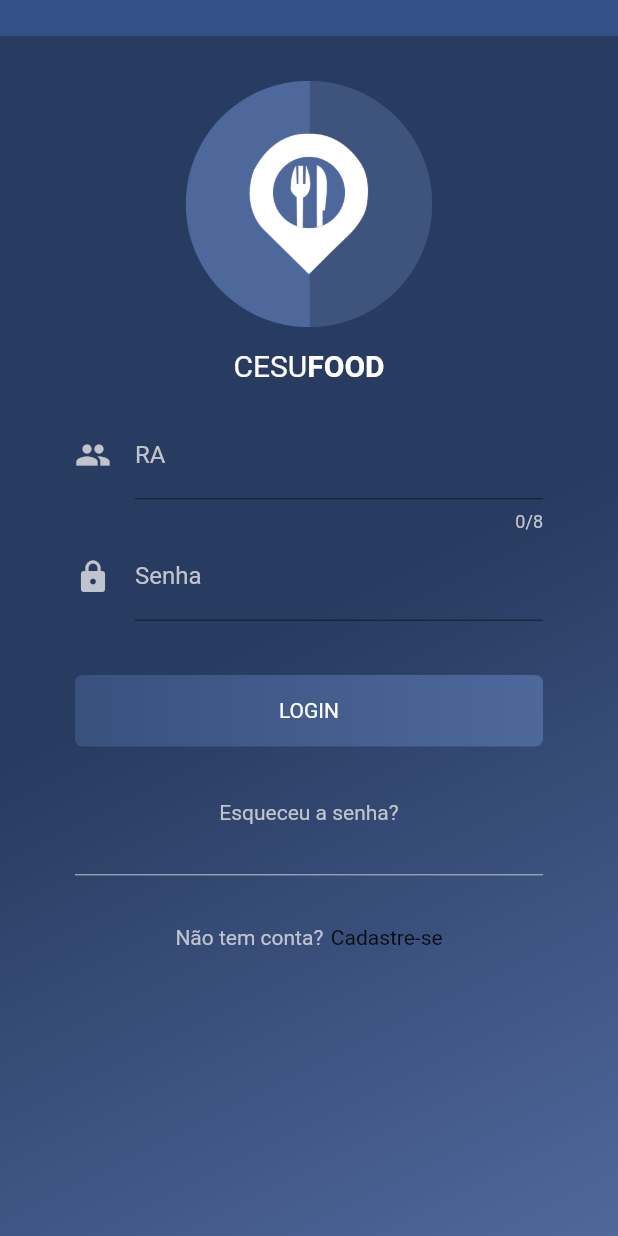
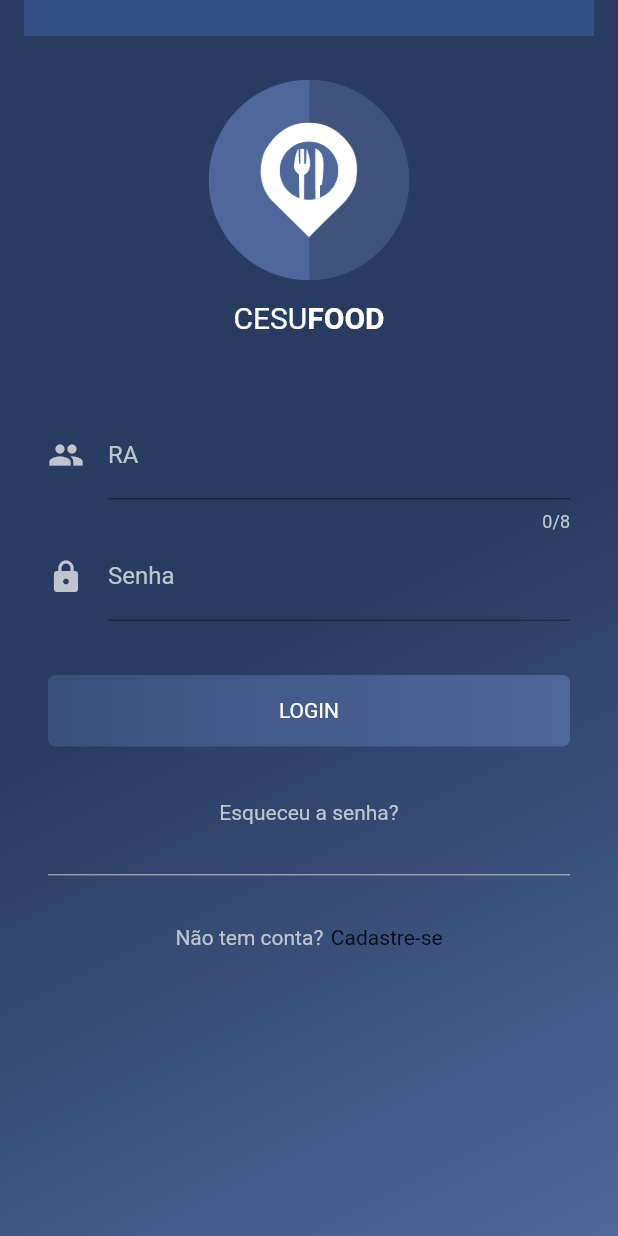
Before and after one commit to louis-kevin/CesufoodApp, a Flutter app: the screen it shows after launch, on a phone screen of 412 x 824 dp. Run offline on Flutter 3.47's test engine with Material 2 defaults, Android fonts, the phone set to English and light mode, and no system bars.

Commit message:
mover a tela com o teclado

```diff
--- a/lib/auth_page.dart
+++ b/lib/auth_page.dart
@@ -11,7 +11,21 @@ class AuthPage extends StatefulWidget {
 class _AuthPageState extends State<AuthPage> {
   @override
   Widget build(BuildContext context) {
-    return new Column(
+    return new Container(
+      height: double.infinity,
+      decoration: new BoxDecoration(
+        gradient: new LinearGradient(
+          begin: Alignment.center,
+          end: Alignment.bottomRight,
+          colors: [
+            new Color(0xFF283B60),
+            new Color(0xFF4F689C),
+          ],
+        ),
+      ),
+      child: new SingleChildScrollView(
+        padding: const EdgeInsets.symmetric(horizontal: 16.0),
+        child: new Column(
           children: <Widget>[
             new Container(
               height: 24.0,
@@ -25,7 +39,11 @@ class _AuthPageState extends State<AuthPage> {
                 children: <Widget>[
                   new Padding(
                     padding: const EdgeInsets.only(
-                    left: 120.0, right: 120.0, top: 26.0, bottom: 10.0),
+                      left: 120.0,
+                      right: 120.0,
+                      top: 26.0,
+                      bottom: 10.0,
+                    ),
                     child: new Logo(),
                   ),
                   new Row(
@@ -37,7 +55,8 @@ class _AuthPageState extends State<AuthPage> {
                           fontSize: 20.0,
                           color: Colors.white,
                           fontWeight: FontWeight.normal,
-                        fontFamily: 'Roboto'),
+                          fontFamily: 'Roboto',
+                        ),
                       ),
                       new Text(
                         'FOOD',
@@ -45,21 +64,18 @@ class _AuthPageState extends State<AuthPage> {
                           fontSize: 20.0,
                           color: Colors.white,
                           fontWeight: FontWeight.bold,
-                        fontFamily: 'Roboto'),
+                          fontFamily: 'Roboto',
+                        ),
                       ),
                     ],
                   )
                 ],
               ),
             ),
-        new Expanded(
-          child: new Container(
-            height: 150.0,
-            width: double.infinity,
-            child: new LoginForm()
+            new LoginForm(),
+          ],
         ),
       ),
-      ],
     );
   }
 }
--- /dev/null
+++ b/lib/components/ensure_visible.dart
@@ -0,0 +1,155 @@
+import 'dart:async';
+import 'package:flutter/material.dart';
+import 'package:flutter/rendering.dart';
+import 'package:meta/meta.dart';
+
+///
+/// Helper class that ensures a Widget is visible when it has the focus
+/// For example, for a TextFormField when the keyboard is displayed
+///
+/// How to use it:
+///
+/// In the class that implements the Form,
+///   Instantiate a FocusNode
+///   FocusNode _focusNode = new FocusNode();
+///
+/// In the build(BuildContext context), wrap the TextFormField as follows:
+///
+///   new EnsureVisibleWhenFocused(
+///     focusNode: _focusNode,
+///     child: new TextFormField(
+///       ...
+///       focusNode: _focusNode,
+///     ),
+///   ),
+///
+/// Initial source code written by Collin Jackson.
+/// Extended (see highlighting) to cover the case when the keyboard is dismissed and the
+/// user clicks the TextFormField/TextField which still has the focus.
+///
+class EnsureVisibleWhenFocused extends StatefulWidget {
+  const EnsureVisibleWhenFocused({
+    Key key,
+    @required this.child,
+    @required this.focusNode,
+    this.curve: Curves.ease,
+    this.duration: const Duration(milliseconds: 100),
+  }) : super(key: key);
+
+  /// The node we will monitor to determine if the child is focused
+  final FocusNode focusNode;
+
+  /// The child widget that we are wrapping
+  final Widget child;
+
+  /// The curve we will use to scroll ourselves into view.
+  ///
+  /// Defaults to Curves.ease.
+  final Curve curve;
+
+  /// The duration we will use to scroll ourselves into view
+  ///
+  /// Defaults to 100 milliseconds.
+  final Duration duration;
+
+  @override
+  _EnsureVisibleWhenFocusedState createState() => new _EnsureVisibleWhenFocusedState();
+}
+
+///
+/// We implement the WidgetsBindingObserver to be notified of any change to the window metrics
+///
+class _EnsureVisibleWhenFocusedState extends State<EnsureVisibleWhenFocused> with WidgetsBindingObserver  {
+
+  @override
+  void initState(){
+    super.initState();
+    widget.focusNode.addListener(_ensureVisible);
+    WidgetsBinding.instance.addObserver(this);
+  }
+
+  @override
+  void dispose(){
+    WidgetsBinding.instance.removeObserver(this);
+    widget.focusNode.removeListener(_ensureVisible);
+    super.dispose();
+  }
+
+  ///
+  /// This routine is invoked when the window metrics have changed.
+  /// This happens when the keyboard is open or dismissed, among others.
+  /// It is the opportunity to check if the field has the focus
+  /// and to ensure it is fully visible in the viewport when
+  /// the keyboard is displayed
+  ///
+  @override
+  void didChangeMetrics(){
+    if (widget.focusNode.hasFocus){
+      _ensureVisible();
+    }
+  }
+
+  ///
+  /// This routine waits for the keyboard to come into view.
+  /// In order to prevent some issues if the Widget is dismissed in the
+  /// middle of the loop, we need to check the "mounted" property
+  ///
+  /// This method was suggested by Peter Yuen (see discussion).
+  ///
+  Future<Null> _keyboardToggled() async {
+    if (mounted){
+      EdgeInsets edgeInsets = MediaQuery.of(context).viewInsets;
+      while (mounted && MediaQuery.of(context).viewInsets == edgeInsets) {
+        await new Future.delayed(const Duration(milliseconds: 10));
+      }
+    }
+
+    return;
+  }
+
+  Future<Null> _ensureVisible() async {
+    // Wait for the keyboard to come into view
+    await Future.any([new Future.delayed(const Duration(milliseconds: 300)), _keyboardToggled()]);
+
+    // No need to go any further if the node has not the focus
+    if (!widget.focusNode.hasFocus){
+      return;
+    }
+
+    // Find the object which has the focus
+    final RenderObject object = context.findRenderObject();
+    final RenderAbstractViewport viewport = RenderAbstractViewport.of(object);
+    assert(viewport != null);
+
+    // Get the Scrollable state (in order to retrieve its offset)
+    ScrollableState scrollableState = Scrollable.of(context);
+    assert(scrollableState != null);
+
+    // Get its offset
+    ScrollPosition position = scrollableState.position;
+    double alignment;
+
+    if (position.pixels > viewport.getOffsetToReveal(object, 0.0)) {
+      // Move down to the top of the viewport
+      alignment = 0.0;
+    } else if (position.pixels < viewport.getOffsetToReveal(object, 1.0)){
+      // Move up to the bottom of the viewport
+      alignment = 1.0;
+    } else {
+      // No scrolling is necessary to reveal the child
+      return;
+    }
+
+    position.ensureVisible(
+      object,
+      alignment: alignment,
+      duration: widget.duration,
+      curve: widget.curve,
+    );
+  }
+
+  @override
+  Widget build(BuildContext context) {
+    return widget.child;
+  }
+}
--- a/lib/components/form/auth/SenhaFormField.dart
+++ b/lib/components/form/auth/SenhaFormField.dart
@@ -1,10 +1,12 @@
+import 'package:cesufood_app/components/ensure_visible.dart';
 import 'package:flutter/material.dart';
 import 'package:flutter/widgets.dart';
 
 class SenhaFormField extends StatefulWidget {
   final color;
+  final focusNode;
 
-  const SenhaFormField({Key key, this.color = 0xFFC0C4CC}) : super(key: key);
+  const SenhaFormField({Key key, this.color = 0xFFC0C4CC, this.focusNode}) : super(key: key);
 
   @override
   _SenhaFormFieldState createState() => new _SenhaFormFieldState();
@@ -12,9 +14,13 @@ class SenhaFormField extends StatefulWidget {
 
 class _SenhaFormFieldState extends State<SenhaFormField> {
   var fieldSenhaError = false;
+
   @override
   Widget build(BuildContext context) {
-    return new TextFormField(
+    return new EnsureVisibleWhenFocused(
+      duration: new Duration(milliseconds: 300),
+      focusNode: widget.focusNode,
+      child: new TextFormField(
         validator: (value) {
           if (value.length < 6) {
             fieldSenhaError = true;
@@ -22,6 +28,7 @@ class _SenhaFormFieldState extends State<SenhaFormField> {
           }
           fieldSenhaError = false;
         },
+        focusNode: widget.focusNode,
         style: new TextStyle(color: Color(widget.color)),
         decoration: new InputDecoration(
           icon: new Icon(
@@ -34,6 +41,7 @@ class _SenhaFormFieldState extends State<SenhaFormField> {
           counterStyle: new TextStyle(
               color: Color(fieldSenhaError ? 0xFFFF4444 : widget.color)),
         ),
+      ),
     );
   }
 }
--- a/lib/components/login_form.dart
+++ b/lib/components/login_form.dart
@@ -1,3 +1,5 @@
+import 'dart:async';
+
 import 'package:cesufood_app/components/form/auth/ButtonSubmitAuth.dart';
 import 'package:cesufood_app/components/form/auth/RaFormField.dart';
 import 'package:cesufood_app/components/form/auth/SenhaFormField.dart';
@@ -11,21 +13,22 @@ class LoginForm extends StatefulWidget {
 
 class _LoginFormState extends State<LoginForm> {
   final GlobalKey<FormState> _formKey = new GlobalKey<FormState>();
+  FocusNode focusNode = new FocusNode();
 
   @override
   Widget build(BuildContext context) {
     return new Form(
       key: _formKey,
-      child: new Padding(
-        padding: const EdgeInsets.only(left: 50.0, right: 50.0),
+      child: new SingleChildScrollView(
+        padding: const EdgeInsets.symmetric(horizontal: 16.0),
         child: new Column(
-          crossAxisAlignment: CrossAxisAlignment.center,
           children: <Widget>[
             new RaFormField(
               color: 0xFFC0C4CC,
             ),
             new SenhaFormField(
               color: 0xFFC0C4CC,
+              focusNode: focusNode,
             ),
             new ButtomSubmitAuth(
               text: 'LOGIN',
@@ -39,19 +42,28 @@ class _LoginFormState extends State<LoginForm> {
                 }
               },
             ),
-           new Center(
-             child: new Text('Esqueceu a senha?', style: new TextStyle(color:Color(0xFFC0C4CC) ),),
-           ),
+            new Center(
+              child: new Text(
+                'Esqueceu a senha?',
+                style: new TextStyle(color: Color(0xFFC0C4CC)),
+              ),
+            ),
             new Padding(
               padding: const EdgeInsets.symmetric(vertical: 28.5),
-              child: new Divider(height: 10.0,color: Color(0xFFC0C4CC),),
+              child: new Divider(
+                height: 10.0,
+                color: Color(0xFFC0C4CC),
+              ),
             ),
             new Row(
               mainAxisAlignment: MainAxisAlignment.center,
               children: <Widget>[
                 new Padding(
                   padding: const EdgeInsets.only(right: 5.0),
-                  child: new Text('Não tem conta?', style: new TextStyle(color:Color(0xFFC0C4CC) ),),
+                  child: new Text(
+                    'Não tem conta?',
+                    style: new TextStyle(color: Color(0xFFC0C4CC)),
+                  ),
                 ),
                 new Text('Cadastre-se')
               ],
```
Also changed, not shown: lib/components/form/auth/RaFormField.dart (+10 -4 lines), lib/main.dart (+8 -101 lines), lib/main_testes.dart (added, +124 -0 lines), lib/view_product_page.dart (added, +35 -0 lines). Lines whose indentation alone changed are shown as unchanged.
